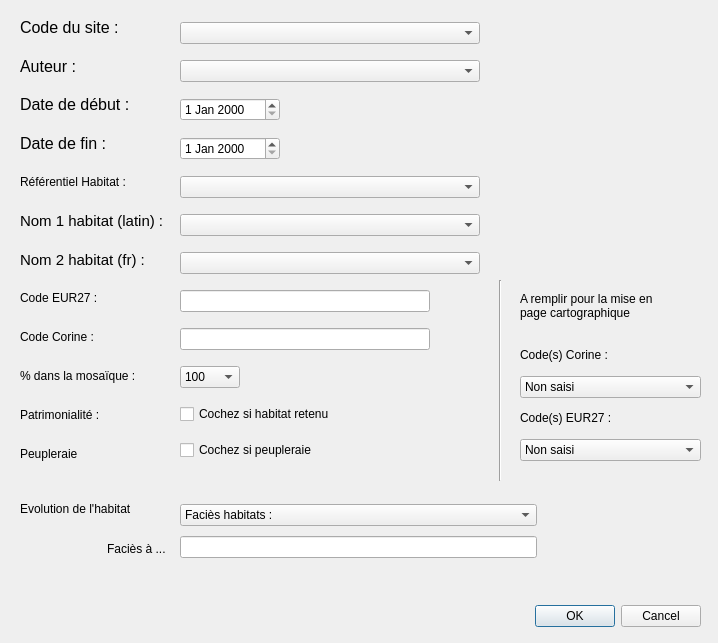
Old version of the form ui_bdhabnat_dialog.ui in the repository CEN-Hauts-de-France/bdhabnat_cenhdf.
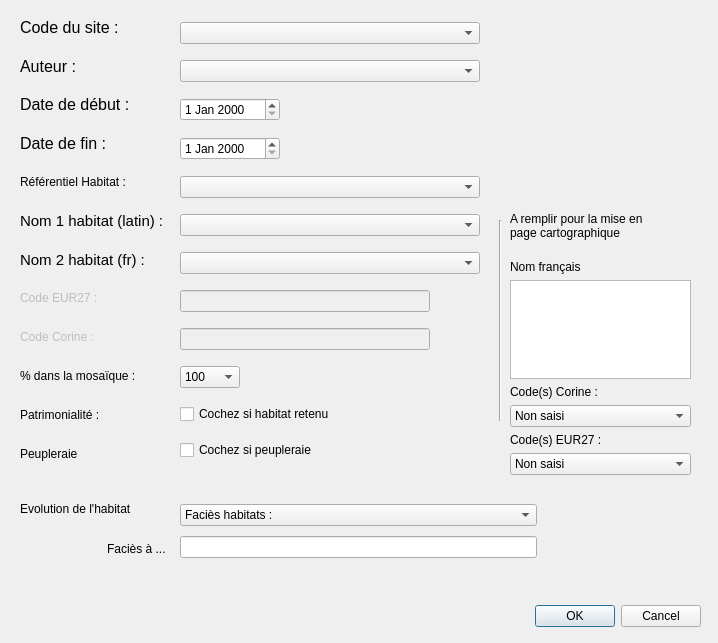
New version of the form.

Commit message: Mise à jour de la version CEN et de la version en ligne, pour récupération en tééltravail. Améliorations??

What changed in the file:
```diff
--- a/ui_bdhabnat_dialog.ui
+++ b/ui_bdhabnat_dialog.ui
@@ -189,6 +189,9 @@
     </item>
     <item>
      <widget class="QLineEdit" name="txt_codeeur27">
+      <property name="enabled">
+       <bool>false</bool>
+      </property>
       <property name="maximumSize">
        <size>
         <width>250</width>
@@ -199,6 +202,9 @@
     </item>
     <item>
      <widget class="QLineEdit" name="txt_codecorine">
+      <property name="enabled">
+       <bool>false</bool>
+      </property>
       <property name="maximumSize">
        <size>
         <width>250</width>
@@ -369,6 +375,9 @@
     </item>
     <item>
      <widget class="QLabel" name="lbl_codeeur27">
+      <property name="enabled">
+       <bool>false</bool>
+      </property>
       <property name="text">
        <string>&lt;html&gt;&lt;head/&gt;&lt;body&gt;&lt;p&gt;Code EUR27 :&lt;/p&gt;&lt;/body&gt;&lt;/html&gt;</string>
       </property>
@@ -379,6 +388,9 @@
     </item>
     <item>
      <widget class="QLabel" name="lbl_codecorine">
+      <property name="enabled">
+       <bool>false</bool>
+      </property>
       <property name="text">
        <string>&lt;html&gt;&lt;head/&gt;&lt;body&gt;&lt;p&gt;Code Corine :&lt;/p&gt;&lt;/body&gt;&lt;/html&gt;</string>
       </property>
@@ -419,8 +431,8 @@
   <widget class="QLabel" name="lbl_mep_2">
    <property name="geometry">
     <rect>
-     <x>520</x>
-     <y>280</y>
+     <x>510</x>
+     <y>200</y>
      <width>161</width>
      <height>51</height>
     </rect>
@@ -439,7 +451,7 @@
    <property name="geometry">
     <rect>
      <x>490</x>
-     <y>280</y>
+     <y>220</y>
      <width>20</width>
      <height>201</height>
     </rect>
@@ -584,13 +596,23 @@
   <widget class="QWidget" name="layoutWidget">
    <property name="geometry">
     <rect>
-     <x>520</x>
-     <y>340</y>
+     <x>510</x>
+     <y>260</y>
      <width>181</width>
-     <height>121</height>
+     <height>215</height>
     </rect>
    </property>
    <layout class="QVBoxLayout" name="verticalLayout">
+    <item>
+     <widget class="QLabel" name="label">
+      <property name="text">
+       <string>Nom français</string>
+      </property>
+     </widget>
+    </item>
+    <item>
+     <widget class="QTextEdit" name="textEdit"/>
+    </item>
     <item>
      <widget class="QLabel" name="lbl_codecorine_mep">
       <property name="text">
```
The commit also changes 1 other file.
